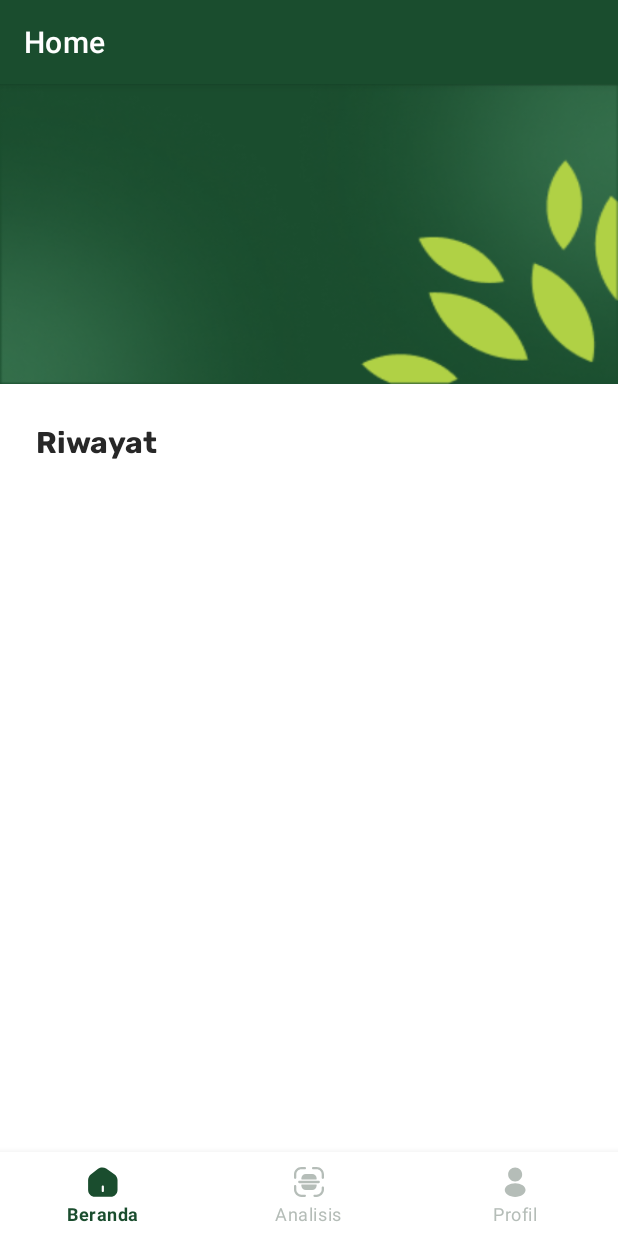
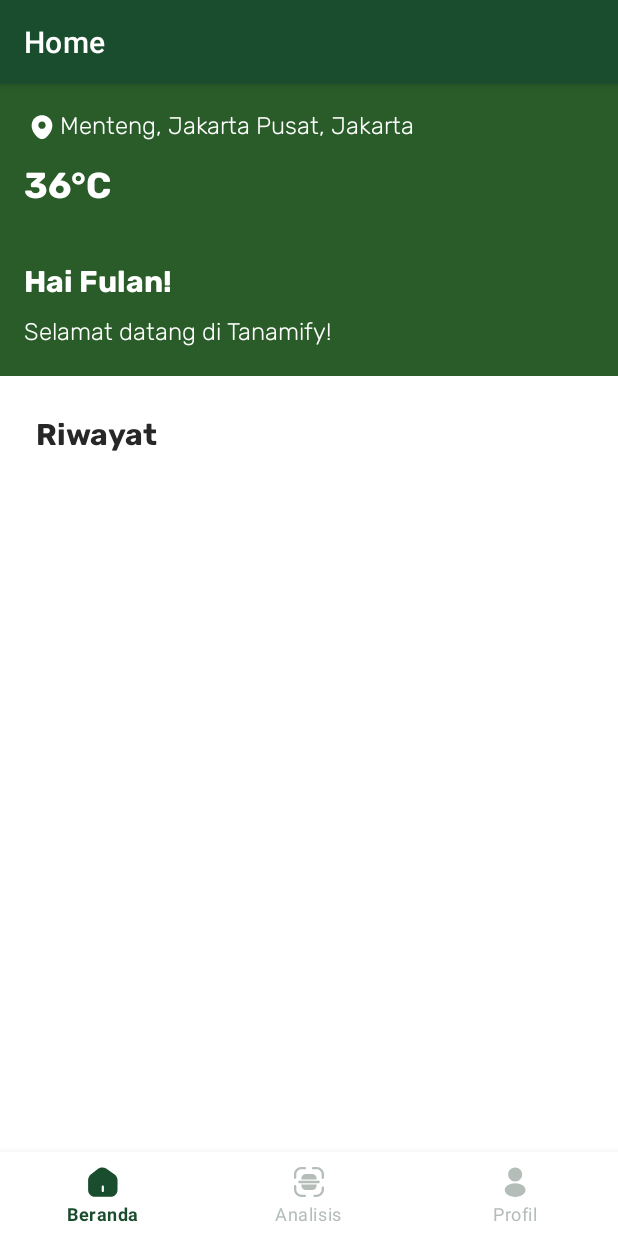
Before and after one commit to Tanamify/MD-Tanamify, an Android app: the screen it shows after launch (MainActivity), on a phone screen of 412 x 824 dp. Run offline under Robolectric (Android 15) with nearby library versions, the phone set to English and light mode, and no system bars; our stand-ins replace Room's generated code, navigation-ui.

Commit message:
fix: hero

```diff
--- /dev/null
+++ b/app/src/main/res/drawable/ic_loc_foreground.xml
@@ -0,0 +1,14 @@
+<vector xmlns:android="http://schemas.android.com/apk/res/android"
+    android:width="24dp"
+    android:height="24dp"
+    android:viewportWidth="24"
+    android:viewportHeight="25">
+  <group android:scaleX="0.7776"
+      android:scaleY="0.81"
+      android:translateX="2.6688"
+      android:translateY="2.375">
+    <path
+        android:pathData="M20.62,9.051C19.57,4.431 15.54,2.351 12,2.351C12,2.351 12,2.351 11.99,2.351C8.46,2.351 4.42,4.421 3.37,9.041C2.2,14.201 5.36,18.571 8.22,21.321C9.28,22.341 10.64,22.851 12,22.851C13.36,22.851 14.72,22.341 15.77,21.321C18.63,18.571 21.79,14.211 20.62,9.051ZM12,14.061C10.26,14.061 8.85,12.651 8.85,10.911C8.85,9.171 10.26,7.761 12,7.761C13.74,7.761 15.15,9.171 15.15,10.911C15.15,12.651 13.74,14.061 12,14.061Z"
+        android:fillColor="#ffffff"/>
+  </group>
+</vector>
--- a/app/src/main/res/layout/fragment_home.xml
+++ b/app/src/main/res/layout/fragment_home.xml
@@ -7,13 +7,54 @@
     android:background="@color/white"
     tools:context=".ui.home.HomeFragment">
 
-    <ImageView
+    <LinearLayout
         android:id="@+id/ivHero"
         android:layout_width="match_parent"
-        android:layout_height="200dp"
-        android:scaleType="fitXY"
-        android:background="@color/green_primary"
-        android:src="@drawable/bg_hero"/>
+        android:layout_height="wrap_content"
+        android:orientation="vertical"
+        android:background="#295C28"
+        android:padding="16dp">
+
+        <TextView
+            android:id="@+id/tv_location"
+            android:layout_width="wrap_content"
+            android:layout_height="wrap_content"
+            android:drawableStart="@drawable/ic_loc_foreground"
+            android:text="Menteng, Jakarta Pusat, Jakarta"
+            android:textColor="#FFFFFF"
+            android:fontFamily="@font/rubik"
+            android:textSize="16sp" />
+
+        <TextView
+            android:id="@+id/tv_temperature"
+            android:layout_width="wrap_content"
+            android:layout_height="wrap_content"
+            android:text="36°C"
+            android:textColor="#FFFFFF"
+            android:textSize="24sp"
+            android:fontFamily="@font/rubik_bold"
+            android:layout_marginTop="8dp" />
+
+        <TextView
+            android:id="@+id/tv_greeting"
+            android:layout_width="wrap_content"
+            android:layout_height="wrap_content"
+            android:text="Hai Fulan!"
+            android:textColor="#FFFFFF"
+            android:textSize="20sp"
+            android:fontFamily="@font/rubik_bold"
+            android:layout_marginTop="28dp" />
+
+        <TextView
+            android:id="@+id/tv_welcome_message"
+            android:layout_width="wrap_content"
+            android:layout_height="wrap_content"
+            android:text="Selamat datang di Tanamify!"
+            android:textColor="#FFFFFF"
+            android:textSize="16sp"
+            android:fontFamily="@font/rubik"
+            android:layout_marginTop="4dp" />
+    </LinearLayout>
 
     <TextView
         android:id="@+id/historyTitle"
--- /dev/null
+++ b/app/src/main/res/mipmap-anydpi-v26/ic_loc.xml
@@ -0,0 +1,5 @@
+<?xml version="1.0" encoding="utf-8"?>
+<adaptive-icon xmlns:android="http://schemas.android.com/apk/res/android">
+    <background android:drawable="@drawable/ic_loc_background"/>
+    <foreground android:drawable="@drawable/ic_loc_foreground"/>
+</adaptive-icon>
--- /dev/null
+++ b/app/src/main/res/mipmap-anydpi-v26/ic_loc_round.xml
@@ -0,0 +1,5 @@
+<?xml version="1.0" encoding="utf-8"?>
+<adaptive-icon xmlns:android="http://schemas.android.com/apk/res/android">
+    <background android:drawable="@drawable/ic_loc_background"/>
+    <foreground android:drawable="@drawable/ic_loc_foreground"/>
+</adaptive-icon>
```
Also changed, not shown: app/src/main/res/drawable/ic_gallery_foreground.xml (+5 -5 lines), app/src/main/res/drawable/ic_loc_background.xml (added, +74 -0 lines), app/src/main/ic_loc-playstore.png (added), app/src/main/res/mipmap-hdpi/ic_loc.webp (added), app/src/main/res/mipmap-hdpi/ic_loc_round.webp (added), app/src/main/res/mipmap-mdpi/ic_loc.webp (added), app/src/main/res/mipmap-mdpi/ic_loc_round.webp (added), app/src/main/res/mipmap-xhdpi/ic_loc.webp (added), app/src/main/res/mipmap-xhdpi/ic_loc_round.webp (added), app/src/main/res/mipmap-xxhdpi/ic_loc.webp (added), app/src/main/res/mipmap-xxhdpi/ic_loc_round.webp (added), app/src/main/res/mipmap-xxxhdpi/ic_loc.webp (added), app/src/main/res/mipmap-xxxhdpi/ic_loc_round.webp (added).
